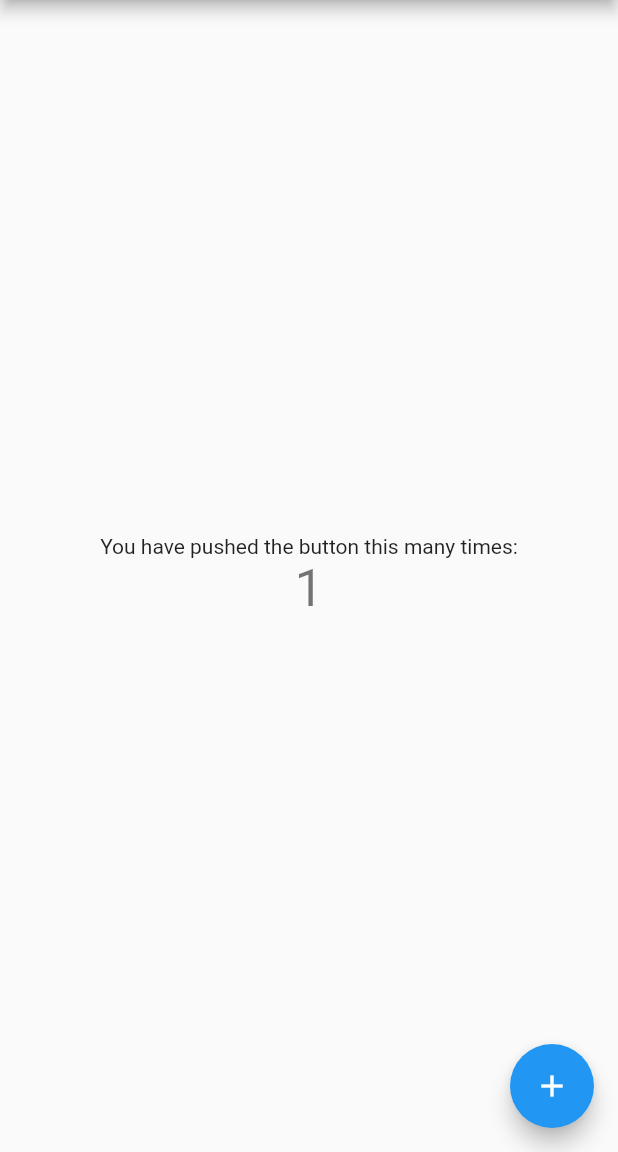
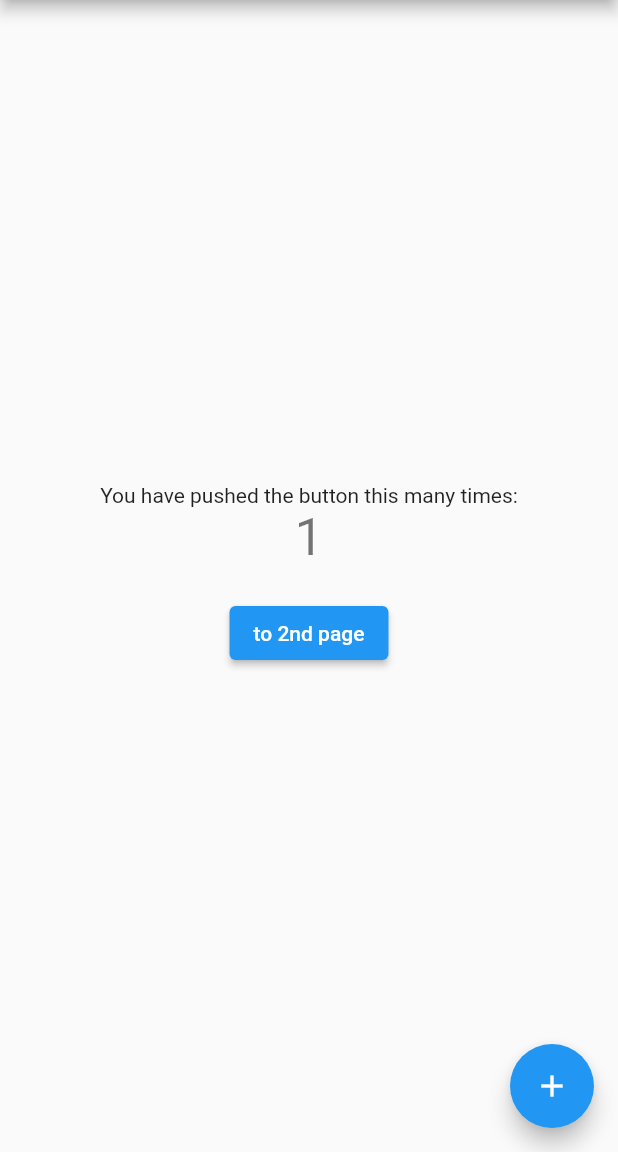
Before and after one commit to nasubibocchi/integration_test_try, a Flutter app: the screen it shows after launch, after a tap on the "add" icon, on a phone screen of 412 x 824 dp, the part 84-1236 px from its top. Run offline on Flutter 3.47's test engine with Material 2 defaults, Android fonts, the phone set to English and light mode, and no system bars; our stand-ins replace freezed_annotation, hooks_riverpod.

Commit message:
Create second route page

```diff
--- a/lib/sample_page/sample_page.dart
+++ b/lib/sample_page/sample_page.dart
@@ -1,6 +1,7 @@
 import 'package:flutter/material.dart';
 import 'package:hooks_riverpod/hooks_riverpod.dart';
 import 'package:integration_test_try/sample_page/sample_page_view_model.dart';
+import 'package:integration_test_try/second_page/second_page.dart';
 
 class SamplePage extends HookConsumerWidget {
   const SamplePage({Key? key, required this.title}) : super(key: key);
@@ -33,6 +34,14 @@ class SamplePage extends HookConsumerWidget {
               '$_counter',
               style: Theme.of(context).textTheme.headline4,
             ),
+            const SizedBox(height: 20),
+            ElevatedButton(
+              key: const Key('page route button to 2nd'),
+                onPressed: () => Navigator.push(
+                    context,
+                    MaterialPageRoute(
+                        builder: (context) => const SecondPage())),
+                child: const Text('to 2nd page')),
           ],
         ),
       ),
--- /dev/null
+++ b/lib/second_page/second_page.dart
@@ -0,0 +1,13 @@
+import 'package:flutter/material.dart';
+
+class SecondPage extends StatelessWidget {
+  const SecondPage({Key? key}) : super(key: key);
+
+  @override
+  Widget build(BuildContext context) {
+    return Scaffold(
+      appBar: AppBar(key: const Key('second page app bar')),
+      body: const Center(child: Text('This is second page')),
+    );
+  }
+}
```
